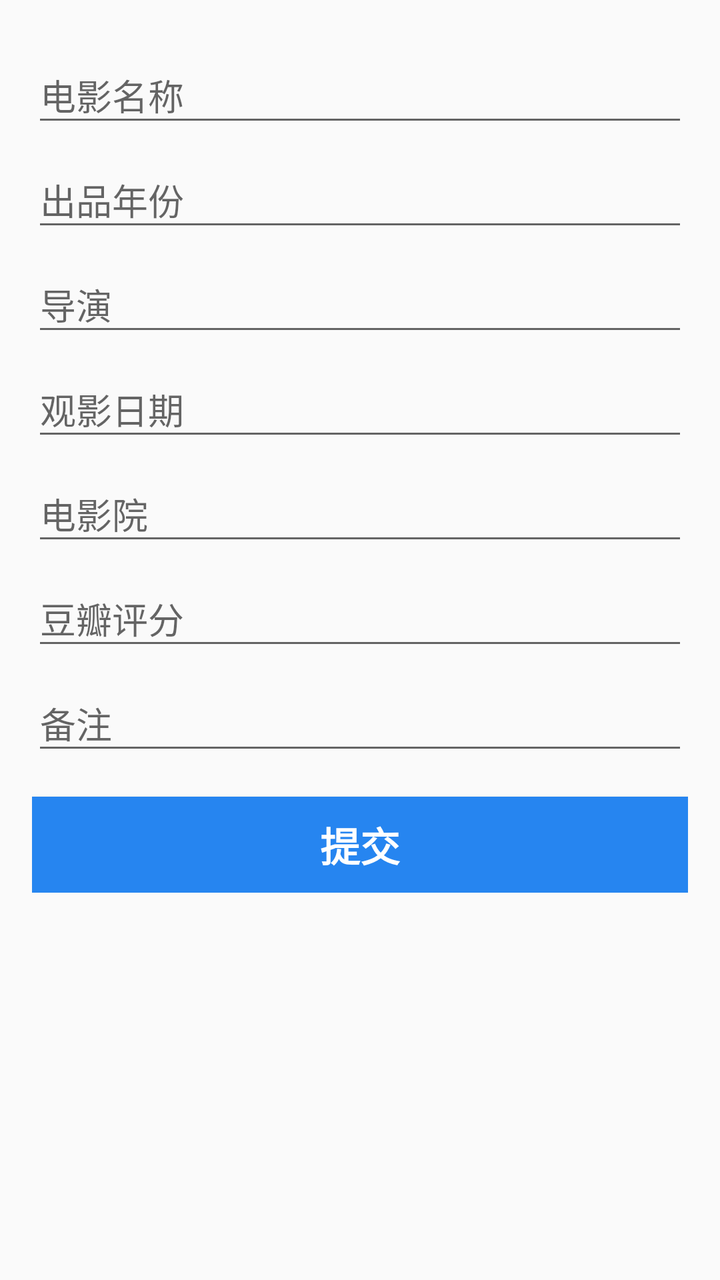
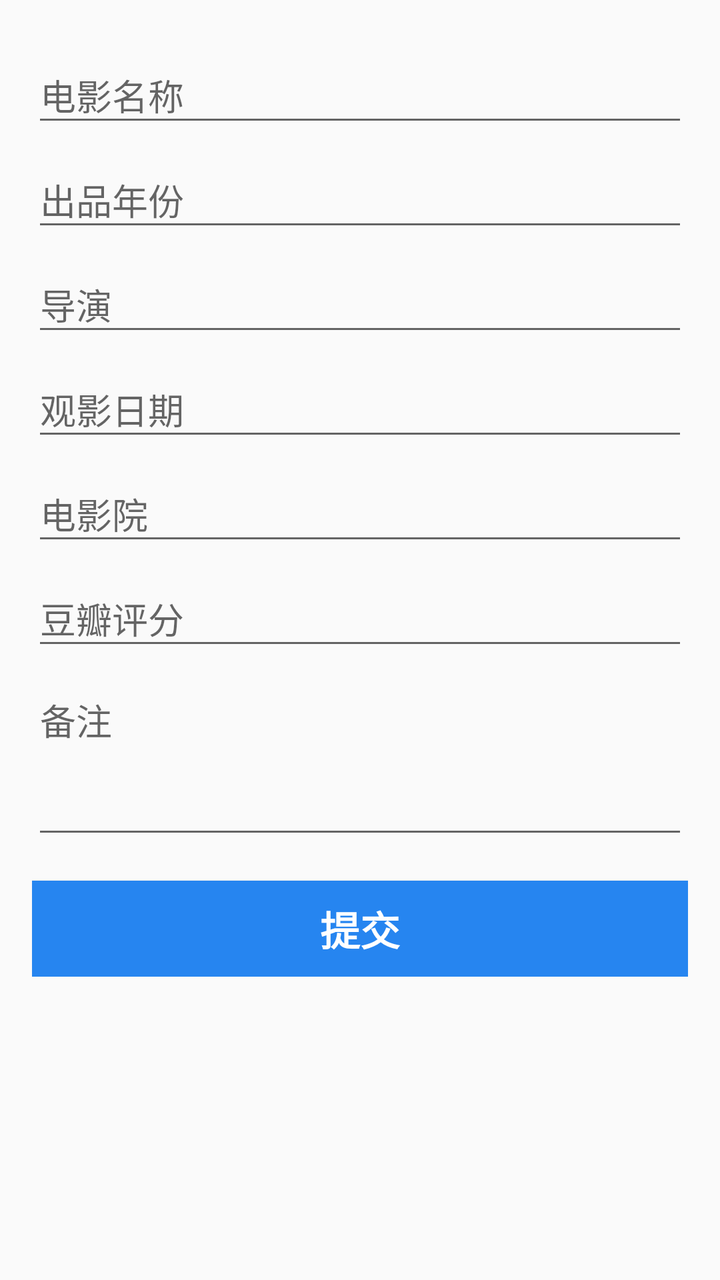

The first picture is an Android layout as it rendered before a commit; the second is the same layout after the commit. The layout source and the unified diff follow.
<!-- AndroidManifest.xml: application theme AppTheme -->
<!-- res/layout/content_film_info.xml -->
<?xml version="1.0" encoding="utf-8"?>
<android.support.constraint.ConstraintLayout
    xmlns:android="http://schemas.android.com/apk/res/android"
    xmlns:app="http://schemas.android.com/apk/res-auto"
    xmlns:tools="http://schemas.android.com/tools"
    android:layout_width="match_parent"
    android:layout_height="match_parent"
    android:paddingBottom="@dimen/activity_vertical_margin"
    android:paddingLeft="@dimen/activity_horizontal_margin"
    android:paddingRight="@dimen/activity_horizontal_margin"
    android:paddingTop="@dimen/activity_vertical_margin"
    app:layout_behavior="@string/appbar_scrolling_view_behavior"
    tools:context="cn.sixlab.app.mineapps.activity.FilmInfoActivity"
    tools:showIn="@layout/activity_film_info">

    <ScrollView
        android:layout_width="match_parent"
        android:layout_height="match_parent">
        <LinearLayout
            android:layout_width="match_parent"
            android:layout_height="wrap_content"
            android:orientation="vertical">

            <android.support.design.widget.TextInputLayout
                android:layout_width="match_parent"
                android:layout_height="wrap_content">
                <EditText
                    android:id="@+id/text_film_name"
                    android:layout_width="match_parent"
                    android:layout_height="wrap_content"
                    android:hint="@string/prompt_film_name"
                    android:inputType="text"
                    android:maxLines="1"
                    android:singleLine="true"/>
            </android.support.design.widget.TextInputLayout>

            <android.support.design.widget.TextInputLayout
                android:layout_width="match_parent"
                android:layout_height="wrap_content">
                <EditText
                    android:id="@+id/text_produce_year"
                    android:layout_width="match_parent"
                    android:layout_height="wrap_content"
                    android:hint="@string/prompt_produce_year"
                    android:inputType="number"
                    android:maxLines="1"
                    android:singleLine="true"/>
            </android.support.design.widget.TextInputLayout>

            <android.support.design.widget.TextInputLayout
                android:layout_width="match_parent"
                android:layout_height="wrap_content">
                <EditText
                    android:id="@+id/text_director"
                    android:layout_width="match_parent"
                    android:layout_height="wrap_content"
                    android:hint="@string/prompt_director"
                    android:inputType="text"
                    android:maxLines="1"
                    android:singleLine="true"/>
            </android.support.design.widget.TextInputLayout>

            <android.support.design.widget.TextInputLayout
                android:layout_width="match_parent"
                android:layout_height="wrap_content">
                <EditText
                    android:id="@+id/text_view_date"
                    android:layout_width="match_parent"
                    android:layout_height="wrap_content"
                    android:hint="@string/prompt_view_date"
                    android:inputType="date"
                    android:maxLines="1"
                    android:singleLine="true"/>
            </android.support.design.widget.TextInputLayout>

            <android.support.design.widget.TextInputLayout
                android:layout_width="match_parent"
                android:layout_height="wrap_content">
                <EditText
                    android:id="@+id/text_cinema"
                    android:layout_width="match_parent"
                    android:layout_height="wrap_content"
                    android:hint="@string/prompt_cinema"
                    android:inputType="text"
                    android:maxLines="1"
                    android:singleLine="true"/>
            </android.support.design.widget.TextInputLayout>

            <android.support.design.widget.TextInputLayout
                android:layout_width="match_parent"
                android:layout_height="wrap_content">
                <EditText
                    android:id="@+id/text_douban_score"
                    android:layout_width="match_parent"
                    android:layout_height="wrap_content"
                    android:hint="@string/prompt_douban_score"
                    android:inputType="number"
                    android:maxLines="1"
                    android:singleLine="true"/>
            </android.support.design.widget.TextInputLayout>

            <android.support.design.widget.TextInputLayout
                android:layout_width="match_parent"
                android:layout_height="wrap_content">
                <EditText
                    android:id="@+id/text_remark"
                    android:layout_width="match_parent"
                    android:layout_height="wrap_content"
                    android:hint="@string/prompt_remark"
                    android:inputType="text"
                    android:maxLines="1"
                    android:singleLine="true"/>
            </android.support.design.widget.TextInputLayout>

            <Button
                android:id="@+id/film_info_submit"
                style="?android:textAppearanceSmall"
                android:layout_width="match_parent"
                android:layout_height="wrap_content"
                android:layout_marginTop="16dp"
                android:background="@color/colorPrimary"
                android:text="@string/action_submit"
                android:textColor="@color/colorWhite"
                android:textSize="20sp"
                android:onClick="attemptLogin"
                android:textStyle="bold"/>

        </LinearLayout>
    </ScrollView>

</android.support.constraint.ConstraintLayout>
<!-- res/layout/activity_film_info.xml (included above) -->
<?xml version="1.0" encoding="utf-8"?>
<android.support.design.widget.CoordinatorLayout
    xmlns:android="http://schemas.android.com/apk/res/android"
    xmlns:app="http://schemas.android.com/apk/res-auto"
    xmlns:tools="http://schemas.android.com/tools"
    android:layout_width="match_parent"
    android:layout_height="match_parent"
    tools:context="cn.sixlab.app.mineapps.activity.FilmInfoActivity">

    <android.support.design.widget.AppBarLayout
        android:layout_width="match_parent"
        android:layout_height="wrap_content"
        android:theme="@style/AppTheme.AppBarOverlay">

        <android.support.v7.widget.Toolbar
            android:id="@+id/toolbar"
            android:layout_width="match_parent"
            android:layout_height="?attr/actionBarSize"
            android:background="?attr/colorPrimary"
            app:popupTheme="@style/AppTheme.PopupOverlay"/>

    </android.support.design.widget.AppBarLayout>

    <include layout="@layout/content_film_info"/>

    <android.support.design.widget.FloatingActionButton
        android:id="@+id/fab"
        android:layout_width="wrap_content"
        android:layout_height="wrap_content"
        android:layout_gravity="bottom|end"
        android:layout_margin="@dimen/fab_margin"
        app:srcCompat="@android:drawable/ic_dialog_email"/>

</android.support.design.widget.CoordinatorLayout>
<!-- resources referenced by this layout -->
<resources>
  <color name="colorPrimary">#2685F0</color>
  <color name="colorWhite">#FFFFFF</color>
  <dimen name="activity_horizontal_margin">16dp</dimen>
  <dimen name="activity_vertical_margin">16dp</dimen>
  <dimen name="fab_margin">16dp</dimen>
  <string name="action_submit">提交</string>
  <string name="prompt_cinema">电影院</string>
  <string name="prompt_director">导演</string>
  <string name="prompt_douban_score">豆瓣评分</string>
  <string name="prompt_film_name">电影名称</string>
  <string name="prompt_produce_year">出品年份</string>
  <string name="prompt_remark">备注</string>
  <string name="prompt_view_date">观影日期</string>
  <style name="AppTheme.AppBarOverlay" parent="ThemeOverlay.AppCompat.Dark.ActionBar" />
  <style name="AppTheme.PopupOverlay" parent="ThemeOverlay.AppCompat.Light" />
  <style name="AppTheme" parent="Theme.AppCompat.Light.DarkActionBar">
          
          <item name="colorPrimary">@color/colorPrimary</item>
          <item name="colorPrimaryDark">@color/colorPrimaryDark</item>
          <item name="colorAccent">@color/colorAccent</item>
      </style>
  <color name="colorPrimaryDark">#477dc5</color>
  <color name="colorAccent">#48b463</color>
</resources>

<!-- the commit's change to res/layout/content_film_info.xml (unified diff, before → after) -->
@@ -24,6 +24,7 @@
             <android.support.design.widget.TextInputLayout
                 android:layout_width="match_parent"
                 android:layout_height="wrap_content">
+
                 <EditText
                     android:id="@+id/text_film_name"
                     android:layout_width="match_parent"
@@ -107,9 +108,10 @@
                     android:layout_width="match_parent"
                     android:layout_height="wrap_content"
                     android:hint="@string/prompt_remark"
-                    android:inputType="text"
-                    android:maxLines="1"
-                    android:singleLine="true"/>
+                    android:inputType="textMultiLine"
+                    android:minLines="3"
+                    android:maxLines="5"
+                    android:gravity="left|top"/>
             </android.support.design.widget.TextInputLayout>
 
             <Button
@@ -122,7 +124,7 @@
                 android:text="@string/action_submit"
                 android:textColor="@color/colorWhite"
                 android:textSize="20sp"
-                android:onClick="attemptLogin"
+                android:onClick="submitFilm"
                 android:textStyle="bold"/>
 
         </LinearLayout>
